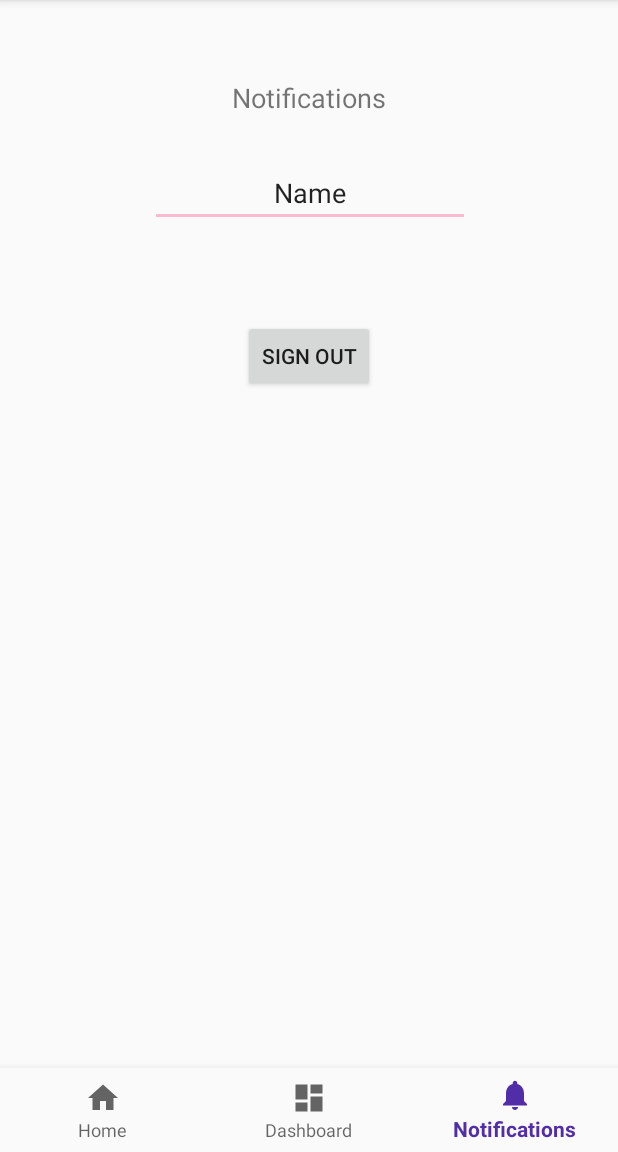
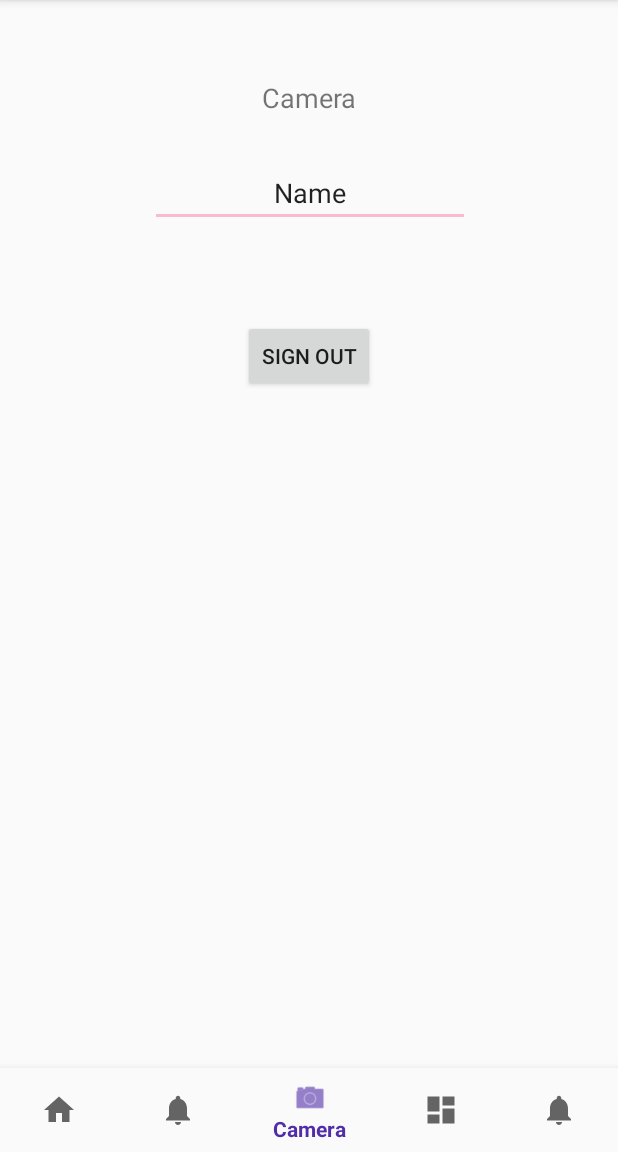
Before and after one commit to Nixlord/EventApp, an Android app: the screen it shows after launch once a user with an empty profile is signed in (MainActivity), item 3 of the bottom bar chosen, on a phone screen of 412 x 824 dp, the part 84-1236 px from its top. Run offline under Robolectric (Android 15) with nearby library versions, the phone set to English and light mode, and no system bars; our stand-ins replace Firebase (no records; nobody signed in at launch, a user with empty details on screens opened directly); libraries missing offline, so code that uses them is left out: com.firebase.ui.

```diff
--- a/app/src/main/java/com/example/overlord/eventapp/Extensions.kt
+++ b/app/src/main/java/com/example/overlord/eventapp/Extensions.kt
@@ -5,6 +5,8 @@ import android.text.Editable
 import android.widget.EditText
 import android.text.TextWatcher
 import android.support.design.widget.Snackbar
+import java.text.SimpleDateFormat
+import java.util.*
 
 fun EditText.onTextChange(onTextChange: (input : String) -> Unit ) {
     this.addTextChangedListener(object : TextWatcher {
@@ -27,3 +29,5 @@ fun Activity.snackbar(message : String) {
     // android.R.id.content Points to the layout file
     Snackbar.make(this.findViewById(android.R.id.content), message, Snackbar.LENGTH_SHORT).show()
 }
+
+fun timeStamp() = SimpleDateFormat("yyyyMMdd_HHmmss", Locale.US).format(Date())
--- a/app/src/main/java/com/example/overlord/eventapp/MainActivity.kt
+++ b/app/src/main/java/com/example/overlord/eventapp/MainActivity.kt
@@ -24,13 +24,21 @@ class MainActivity : AppCompatActivity() {
                 textViewInput.setText(R.string.title_home)
                 return@OnNavigationItemSelectedListener true
             }
-            R.id.navigation_dashboard -> {
-                textViewInput.setText(R.string.title_dashboard)
+            R.id.navigation_events -> {
+                textViewInput.setText(R.string.title_events)
                 return@OnNavigationItemSelectedListener true
             }
-            R.id.navigation_notifications -> {
-                textViewInput.setText(R.string.title_notifications)
-                  return@OnNavigationItemSelectedListener true
+            R.id.navigation_camera -> {
+                textViewInput.setText(R.string.title_camera)
+                return@OnNavigationItemSelectedListener true
+            }
+            R.id.navigation_albums -> {
+                textViewInput.setText(R.string.title_albums)
+                return@OnNavigationItemSelectedListener true
+            }
+            R.id.navigation_guests -> {
+                textViewInput.setText(R.string.title_guests)
+                return@OnNavigationItemSelectedListener true
             }
         }
         false
@@ -59,6 +67,7 @@ class MainActivity : AppCompatActivity() {
 
         navigation.setOnNavigationItemSelectedListener(mOnNavigationItemSelectedListener)
 
+
         editTextName.onTextChange { input ->
             textViewInput.text = input
             auth?.currentUser?.email?.let {
--- a/app/src/main/res/menu/navigation.xml
+++ b/app/src/main/res/menu/navigation.xml
@@ -7,13 +7,22 @@
         android:title="@string/title_home"/>
 
     <item
-        android:id="@+id/navigation_dashboard"
-        android:icon="@drawable/ic_dashboard_black_24dp"
-        android:title="@string/title_dashboard"/>
+        android:id="@+id/navigation_events"
+        android:icon="@drawable/ic_notifications_black_24dp"
+        android:title="@string/title_events"/>
 
     <item
-        android:id="@+id/navigation_notifications"
-        android:icon="@drawable/ic_notifications_black_24dp"
-        android:title="@string/title_notifications"/>
+        android:id="@+id/navigation_camera"
+        android:icon="@android:drawable/ic_menu_camera"
+        android:title="@string/title_camera"/>
 
+    <item
+            android:id="@+id/navigation_albums"
+            android:icon="@drawable/ic_dashboard_black_24dp"
+            android:title="@string/title_albums"/>
+
+    <item
+            android:id="@+id/navigation_guests"
+            android:icon="@drawable/ic_notifications_black_24dp"
+            android:title="@string/title_guests"/>
 </menu>
--- a/app/src/main/res/values/strings.xml
+++ b/app/src/main/res/values/strings.xml
@@ -1,8 +1,10 @@
 <resources>
     <string name="app_name">EventApp</string>
     <string name="title_home">Home</string>
-    <string name="title_dashboard">Dashboard</string>
-    <string name="title_notifications">Notifications</string>
+    <string name="title_events">Events</string>
+    <string name="title_camera">Camera</string>
+    <string name="title_albums">Albums</string>
+    <string name="title_guests">Guests</string>
 
     <string name="intro_description">Hello from Patnaik and Bodupalli. Let\'s party</string>
 
```
Also changed, not shown: 2 other files.
